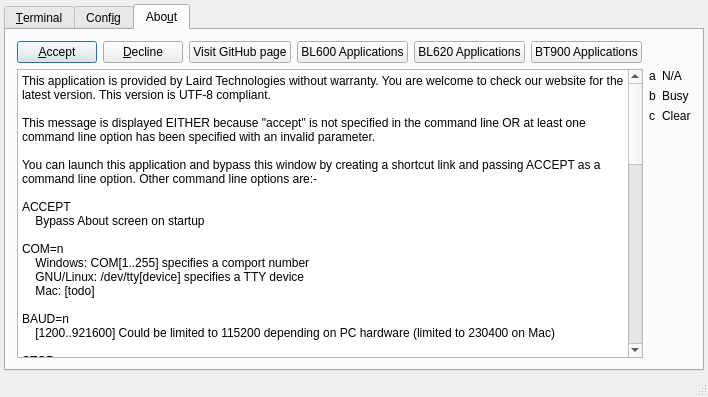
This is UwxMainWindow.ui in LairdCP/UwTerminalX as Qt 5 draws it before an edit. The edited form follows.
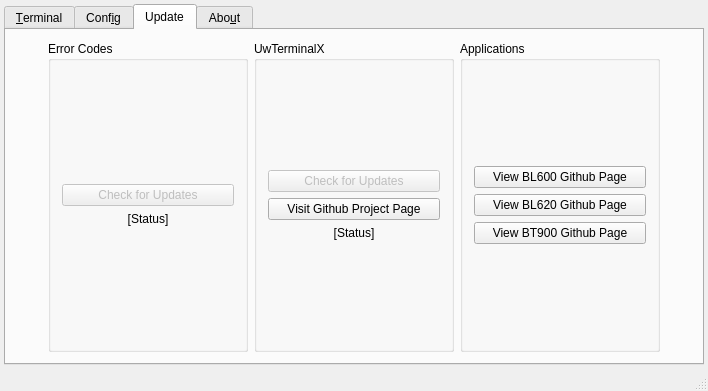
This is the edited form. The open tabs and pages were chosen to show the change. Custom widgets are drawn as their Qt base class.

Commit message: v0.90, Fixed issue with final dot position in filenames, fixed local echo off not working, changed CONNECT command line argument to NOCONNECT, Removed adding newlines to escaped automation lines, Added backspace key in character mode compatibility, Goes back to previously selected COM port when refreshing

```diff
--- a/UwxMainWindow.ui
+++ b/UwxMainWindow.ui
@@ -7,7 +7,7 @@
     <x>0</x>
     <y>0</y>
     <width>694</width>
-    <height>397</height>
+    <height>391</height>
    </rect>
   </property>
   <property name="sizePolicy">
@@ -1484,6 +1484,246 @@
           </item>
          </layout>
         </widget>
+        <widget class="QWidget" name="tab_Update">
+         <attribute name="title">
+          <string>Update</string>
+         </attribute>
+         <layout class="QHBoxLayout" name="horizontalLayout_7">
+          <item>
+           <layout class="QHBoxLayout" name="horizontalLayout_6">
+            <item>
+             <spacer name="horizontalSpacer_8">
+              <property name="orientation">
+               <enum>Qt::Horizontal</enum>
+              </property>
+              <property name="sizeHint" stdset="0">
+               <size>
+                <width>40</width>
+                <height>20</height>
+               </size>
+              </property>
+             </spacer>
+            </item>
+            <item>
+             <widget class="QGroupBox" name="groupBox">
+              <property name="minimumSize">
+               <size>
+                <width>200</width>
+                <height>0</height>
+               </size>
+              </property>
+              <property name="title">
+               <string>Error Codes</string>
+              </property>
+              <layout class="QVBoxLayout" name="verticalLayout_8">
+               <item>
+                <layout class="QVBoxLayout" name="verticalLayout_6">
+                 <item>
+                  <spacer name="verticalSpacer_8">
+                   <property name="orientation">
+                    <enum>Qt::Vertical</enum>
+                   </property>
+                   <property name="sizeHint" stdset="0">
+                    <size>
+                     <width>20</width>
+                     <height>40</height>
+                    </size>
+                   </property>
+                  </spacer>
+                 </item>
+                 <item>
+                  <widget class="QPushButton" name="btn_ErrorCodeUpdate">
+                   <property name="enabled">
+                    <bool>false</bool>
+                   </property>
+                   <property name="text">
+                    <string>Check for Updates</string>
+                   </property>
+                  </widget>
+                 </item>
+                 <item>
+                  <widget class="QLabel" name="labrl_ErorrCodeUpdate">
+                   <property name="text">
+                    <string>[Status]</string>
+                   </property>
+                   <property name="alignment">
+                    <set>Qt::AlignCenter</set>
+                   </property>
+                  </widget>
+                 </item>
+                 <item>
+                  <spacer name="verticalSpacer_10">
+                   <property name="orientation">
+                    <enum>Qt::Vertical</enum>
+                   </property>
+                   <property name="sizeHint" stdset="0">
+                    <size>
+                     <width>20</width>
+                     <height>40</height>
+                    </size>
+                   </property>
+                  </spacer>
+                 </item>
+                </layout>
+               </item>
+              </layout>
+             </widget>
+            </item>
+            <item>
+             <widget class="QGroupBox" name="groupBox_3">
+              <property name="minimumSize">
+               <size>
+                <width>200</width>
+                <height>0</height>
+               </size>
+              </property>
+              <property name="title">
+               <string>UwTerminalX</string>
+              </property>
+              <layout class="QVBoxLayout" name="verticalLayout_11">
+               <item>
+                <layout class="QVBoxLayout" name="verticalLayout_9">
+                 <item>
+                  <spacer name="verticalSpacer_9">
+                   <property name="orientation">
+                    <enum>Qt::Vertical</enum>
+                   </property>
+                   <property name="sizeHint" stdset="0">
+                    <size>
+                     <width>20</width>
+                     <height>40</height>
+                    </size>
+                   </property>
+                  </spacer>
+                 </item>
+                 <item>
+                  <widget class="QPushButton" name="btn_UwTerminalXUpdate">
+                   <property name="enabled">
+                    <bool>false</bool>
+                   </property>
+                   <property name="text">
+                    <string>Check for Updates</string>
+                   </property>
+                  </widget>
+                 </item>
+                 <item>
+                  <widget class="QPushButton" name="btn_GitHub">
+                   <property name="text">
+                    <string>Visit Github Project Page</string>
+                   </property>
+                  </widget>
+                 </item>
+                 <item>
+                  <widget class="QLabel" name="label_UwTerminalXUpdate">
+                   <property name="text">
+                    <string>[Status]</string>
+                   </property>
+                   <property name="alignment">
+                    <set>Qt::AlignCenter</set>
+                   </property>
+                  </widget>
+                 </item>
+                 <item>
+                  <spacer name="verticalSpacer_11">
+                   <property name="orientation">
+                    <enum>Qt::Vertical</enum>
+                   </property>
+                   <property name="sizeHint" stdset="0">
+                    <size>
+                     <width>20</width>
+                     <height>40</height>
+                    </size>
+                   </property>
+                  </spacer>
+                 </item>
+                </layout>
+               </item>
+              </layout>
+             </widget>
+            </item>
+            <item>
+             <widget class="QGroupBox" name="groupBox_4">
+              <property name="minimumSize">
+               <size>
+                <width>200</width>
+                <height>0</height>
+               </size>
+              </property>
+              <property name="title">
+               <string>Applications</string>
+              </property>
+              <layout class="QVBoxLayout" name="verticalLayout_12">
+               <item>
+                <layout class="QVBoxLayout" name="verticalLayout_13">
+                 <item>
+                  <spacer name="verticalSpacer_12">
+                   <property name="orientation">
+                    <enum>Qt::Vertical</enum>
+                   </property>
+                   <property name="sizeHint" stdset="0">
+                    <size>
+                     <width>20</width>
+                     <height>40</height>
+                    </size>
+                   </property>
+                  </spacer>
+                 </item>
+                 <item>
+                  <widget class="QPushButton" name="btn_BL600Apps">
+                   <property name="text">
+                    <string>View BL600 Github Page</string>
+                   </property>
+                  </widget>
+                 </item>
+                 <item>
+                  <widget class="QPushButton" name="btn_BL620Apps">
+                   <property name="text">
+                    <string>View BL620 Github Page</string>
+                   </property>
+                  </widget>
+                 </item>
+                 <item>
+                  <widget class="QPushButton" name="btn_BT900Apps">
+                   <property name="text">
+                    <string>View BT900 Github Page</string>
+                   </property>
+                  </widget>
+                 </item>
+                 <item>
+                  <spacer name="verticalSpacer_13">
+                   <property name="orientation">
+                    <enum>Qt::Vertical</enum>
+                   </property>
+                   <property name="sizeHint" stdset="0">
+                    <size>
+                     <width>20</width>
+                     <height>40</height>
+                    </size>
+                   </property>
+                  </spacer>
+                 </item>
+                </layout>
+               </item>
+              </layout>
+             </widget>
+            </item>
+            <item>
+             <spacer name="horizontalSpacer_9">
+              <property name="orientation">
+               <enum>Qt::Horizontal</enum>
+              </property>
+              <property name="sizeHint" stdset="0">
+               <size>
+                <width>40</width>
+                <height>20</height>
+               </size>
+              </property>
+             </spacer>
+            </item>
+           </layout>
+          </item>
+         </layout>
+        </widget>
         <widget class="QWidget" name="tab_About">
          <property name="sizePolicy">
           <sizepolicy hsizetype="Expanding" vsizetype="Expanding">
@@ -1517,7 +1757,7 @@
               </property>
              </widget>
             </item>
-            <item row="0" column="6">
+            <item row="0" column="2">
              <spacer name="horizontalSpacer">
               <property name="orientation">
                <enum>Qt::Horizontal</enum>
@@ -1530,34 +1770,6 @@
               </property>
              </spacer>
             </item>
-            <item row="0" column="2">
-             <widget class="QPushButton" name="btn_GitHub">
-              <property name="text">
-               <string>Visit GitHub page</string>
-              </property>
-             </widget>
-            </item>
-            <item row="0" column="3">
-             <widget class="QPushButton" name="btn_BL600Apps">
-              <property name="text">
-               <string>BL600 Applications</string>
-              </property>
-             </widget>
-            </item>
-            <item row="0" column="4">
-             <widget class="QPushButton" name="btn_BL620Apps">
-              <property name="text">
-               <string>BL620 Applications</string>
-              </property>
-             </widget>
-            </item>
-            <item row="0" column="5">
-             <widget class="QPushButton" name="btn_BT900Apps">
-              <property name="text">
-               <string>BT900 Applications</string>
-              </property>
-             </widget>
-            </item>
            </layout>
           </item>
           <item row="1" column="0">
@@ -1607,13 +1819,13 @@
     [0=None; 1=Odd; 2=Even]
 
 FLOW=n
-    [0=None; 1=Xon/Xoff; 2=Cts/Rts]
+    [0=None; 1=Cts/Rts; 2=Xon/Xoff]
 
 ENDCHR=n
     [line termination character :: 0=CR, 1=LF, 2=CRLF, 3=LFCR]
 
-CONNECT
-    Connect to device on startup (requires ACCEPT and COM=, BAUD=, etc.)
+NOCONNECT
+    Do not connect to device on startup even if ACCEPT is provided
 
 POLL
     For Usb based serial ports -- if removed, then poll for reappearence
```
Left out of the diff: 4 changed lines with no effect on the pictures. The commit also changes 4 other files.
